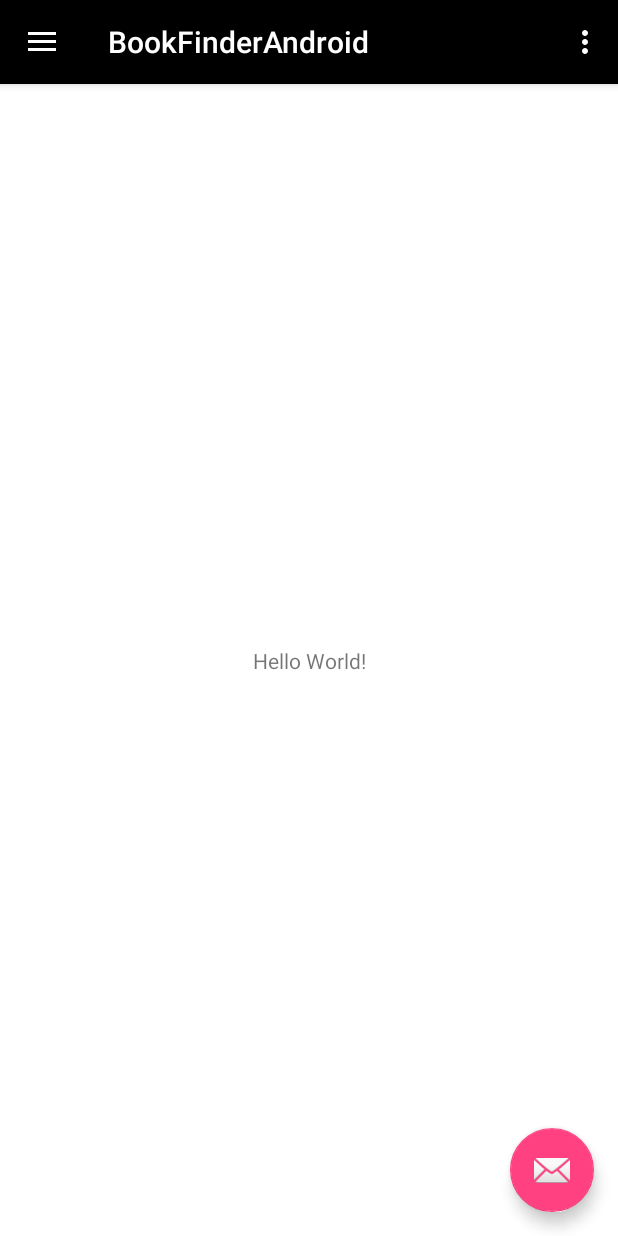
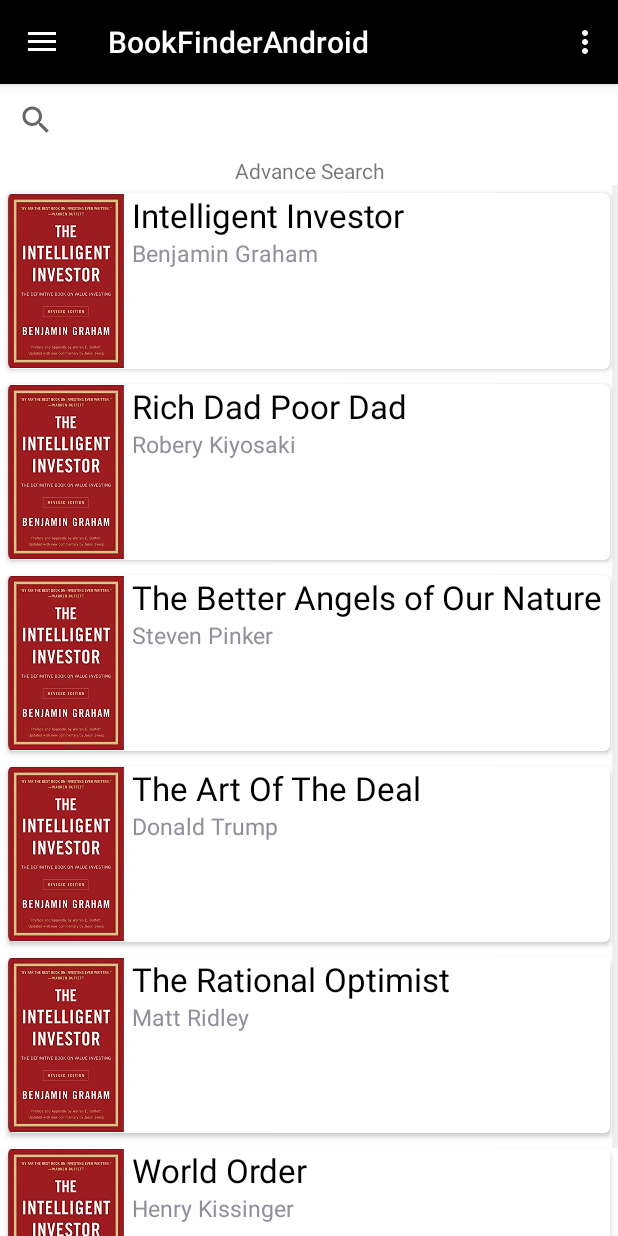
Before and after one commit to gaara4896/BookFinderAndroid, an Android app: the MainActivity screen opened directly, with no data from a screen before it, on a phone screen of 412 x 824 dp. Run offline under Robolectric (Android 15) with nearby library versions, the phone set to English and light mode, and no system bars.

Commit message:
Main Activity Implemented

```diff
--- a/app/build.gradle
+++ b/app/build.gradle
@@ -42,6 +42,7 @@ dependencies {
     // Google
     compile 'com.google.android.gms:play-services-auth:11.2.0'
 
+    implementation 'com.android.support:cardview-v7:26.1.0'
 }
 
 apply plugin: 'com.google.gms.google-services'
--- /dev/null
+++ b/app/src/main/java/com/example/gaara/bookfinderandroid/Fragment/BookFragment.kt
@@ -0,0 +1,26 @@
+package com.example.gaara.bookfinderandroid.Fragment
+
+import android.content.Context
+import android.view.View
+import android.view.ViewGroup
+import android.widget.ArrayAdapter
+import com.example.gaara.bookfinderandroid.R
+import android.view.LayoutInflater
+import kotlinx.android.synthetic.main.listview_fragment_books.view.*
+
+/**
+ * Created by gaara on 10/26/17.
+ */
+class BookFragment(context:Context, names:Array<Array<String>>): ArrayAdapter<Array<String>>(context, R.layout.listview_fragment_books, names){
+
+    override fun getView(position: Int, convertView: View?, parent: ViewGroup?): View {
+        val inflater = LayoutInflater.from(context)
+        val customView = inflater.inflate(R.layout.listview_fragment_books, parent, false)
+
+        customView.textView_BookName.text = getItem(position)[0]
+        customView.textView_Author.text = getItem(position)[1]
+
+        return customView
+    }
+
+}
--- a/app/src/main/java/com/example/gaara/bookfinderandroid/MainActivity.kt
+++ b/app/src/main/java/com/example/gaara/bookfinderandroid/MainActivity.kt
@@ -2,17 +2,18 @@ package com.example.gaara.bookfinderandroid
 
 import android.content.Intent
 import android.os.Bundle
-import android.support.design.widget.Snackbar
 import android.support.design.widget.NavigationView
 import android.support.v4.view.GravityCompat
 import android.support.v7.app.ActionBarDrawerToggle
 import android.support.v7.app.AppCompatActivity
 import android.view.Menu
 import android.view.MenuItem
+import com.example.gaara.bookfinderandroid.Fragment.BookFragment
 import com.example.gaara.bookfinderandroid.UserManager.LoginActivity
 import com.example.gaara.bookfinderandroid.UserManager.SessionManager
 import kotlinx.android.synthetic.main.activity_main.*
 import kotlinx.android.synthetic.main.app_bar_main.*
+import kotlinx.android.synthetic.main.content_main.*
 
 class MainActivity : AppCompatActivity(), NavigationView.OnNavigationItemSelectedListener {
 
@@ -28,17 +29,23 @@ class MainActivity : AppCompatActivity(), NavigationView.OnNavigationItemSelecte
             finish()
         }
 
-        fab.setOnClickListener { view ->
-            Snackbar.make(view, "Replace with your own action", Snackbar.LENGTH_LONG)
-                    .setAction("Action", null).show()
-        }
-
         val toggle = ActionBarDrawerToggle(
                 this, drawer_layout, toolbar, R.string.navigation_drawer_open, R.string.navigation_drawer_close)
         drawer_layout.addDrawerListener(toggle)
         toggle.syncState()
 
         nav_view.setNavigationItemSelectedListener(this)
+
+        val books = arrayOf(
+                arrayOf("Intelligent Investor", "Benjamin Graham"),
+                arrayOf("Rich Dad Poor Dad", "Robery Kiyosaki"),
+                arrayOf("The Better Angels of Our Nature", "Steven Pinker"),
+                arrayOf("The Art Of The Deal", "Donald Trump"),
+                arrayOf("The Rational Optimist", "Matt Ridley"),
+                arrayOf("World Order", "Henry Kissinger"))
+
+        listView_Books.adapter = BookFragment(applicationContext, books)
+        listView_Books.divider = this.getDrawable(R.drawable.transparent)
     }
 
     override fun onBackPressed() {
--- a/app/src/main/res/layout/app_bar_main.xml
+++ b/app/src/main/res/layout/app_bar_main.xml
@@ -22,12 +22,4 @@
 
     <include layout="@layout/content_main" />
 
-    <android.support.design.widget.FloatingActionButton
-        android:id="@+id/fab"
-        android:layout_width="wrap_content"
-        android:layout_height="wrap_content"
-        android:layout_gravity="bottom|end"
-        android:layout_margin="@dimen/fab_margin"
-        app:srcCompat="@android:drawable/ic_dialog_email" />
-
 </android.support.design.widget.CoordinatorLayout>
--- a/app/src/main/res/layout/content_main.xml
+++ b/app/src/main/res/layout/content_main.xml
@@ -8,13 +8,28 @@
     tools:context="com.example.gaara.bookfinderandroid.MainActivity"
     tools:showIn="@layout/app_bar_main">
 
-    <TextView
-        android:layout_width="wrap_content"
-        android:layout_height="wrap_content"
-        android:text="Hello World!"
-        app:layout_constraintBottom_toBottomOf="parent"
-        app:layout_constraintLeft_toLeftOf="parent"
-        app:layout_constraintRight_toRightOf="parent"
-        app:layout_constraintTop_toTopOf="parent" />
+    <LinearLayout
+        android:layout_width="match_parent"
+        android:layout_height="match_parent"
+        android:orientation="vertical">
+
+        <SearchView
+            android:layout_width="match_parent"
+            android:layout_height="wrap_content"
+            android:id="@+id/searchView_Name"/>
+
+        <TextView
+            android:layout_width="match_parent"
+            android:layout_height="wrap_content"
+            android:text="Advance Search"
+            android:textAlignment="center"
+            android:id="@+id/textView_AdvanceSearch"/>
+
+        <ListView
+            android:layout_width="match_parent"
+            android:layout_height="match_parent"
+            android:id="@+id/listView_Books"/>
+
+    </LinearLayout>
 
 </android.support.constraint.ConstraintLayout>
--- /dev/null
+++ b/app/src/main/res/layout/listview_fragment_books.xml
@@ -0,0 +1,52 @@
+<?xml version="1.0" encoding="utf-8"?>
+
+<FrameLayout
+    xmlns:android="http://schemas.android.com/apk/res/android"
+    android:layout_width="match_parent"
+    android:layout_height="match_parent">
+
+    <android.support.v7.widget.CardView
+        android:layout_width="match_parent"
+        android:layout_height="wrap_content"
+        xmlns:app="http://schemas.android.com/apk/res-auto"
+        app:cardBackgroundColor="@android:color/white"
+        android:layout_margin="5dp"
+        app:cardCornerRadius="4dp">
+
+        <LinearLayout
+            android:layout_width="match_parent"
+            android:layout_height="wrap_content"
+            android:orientation="horizontal">
+
+            <ImageView
+                android:layout_width="77dp"
+                android:layout_height="117dp"
+                android:src="@drawable/book"/>
+            <LinearLayout
+                android:layout_width="match_parent"
+                android:layout_height="match_parent"
+                android:orientation="vertical"
+                android:layout_marginLeft="5dp">
+
+                <TextView
+                    android:layout_width="match_parent"
+                    android:layout_height="wrap_content"
+                    android:id="@+id/textView_BookName"
+                    android:textSize="22sp"
+                    android:textColor="@android:color/black"
+                    android:text="The Intelligent Investor"/>
+
+                <TextView
+                    android:layout_width="match_parent"
+                    android:layout_height="wrap_content"
+                    android:id="@+id/textView_Author"
+                    android:textSize="15sp"
+                    android:text="Benjamin Graham"/>
+
+            </LinearLayout>
+
+        </LinearLayout>
+
+    </android.support.v7.widget.CardView>
+
+</FrameLayout>
--- a/app/src/main/res/values/colors.xml
+++ b/app/src/main/res/values/colors.xml
@@ -4,4 +4,5 @@
     <color name="colorPrimaryDark">#303F9F</color>
     <color name="colorAccent">#FF4081</color>
     <color name="background">#FFFFFF</color>
+    <drawable name="transparent">#00000000</drawable>
 </resources>
--- a/build.gradle
+++ b/build.gradle
@@ -1,7 +1,7 @@
 // Top-level build file where you can add configuration options common to all sub-projects/modules.
 
 buildscript {
-    ext.kotlin_version = '1.1.3-2'
+    ext.kotlin_version = '1.1.51'
     repositories {
         google()
         jcenter()
```
Also changed, not shown: app/src/main/res/drawable/book.jpg (added).
